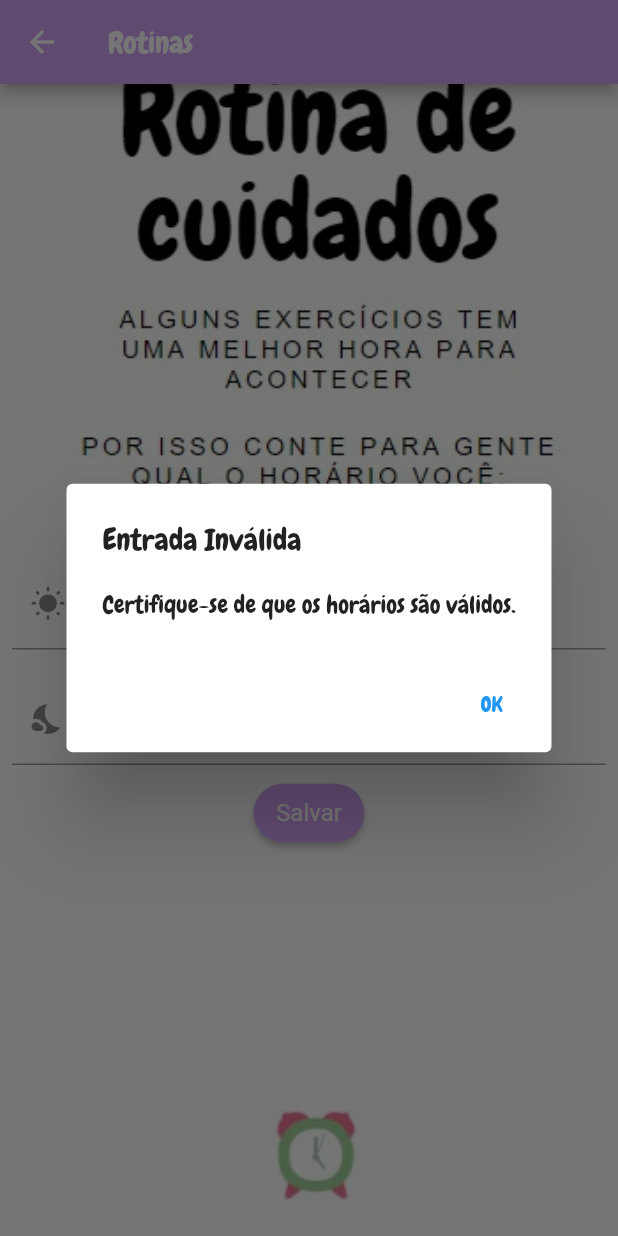
After one commit to uanderson69/Academia-dos-Olhos, a Flutter app: the RotinasPage screen opened by its route, after a tap on "Salvar", on a phone screen of 412 x 824 dp. The commit adds this screen. Run offline on Flutter 3.47's test engine with Material 2 defaults, Android fonts, the phone set to English and light mode, and no system bars; our stand-ins replace firebase_auth, firebase_core, flutter_local_notifications, fluttertoast, font_awesome_flutter, timezone; accounts and stored records are empty; network calls fail; project files that could hold a hidden picture were left out.

Commit message:
Add files via upload

```diff
--- a/lib/pages/cadastro_page.dart
+++ b/lib/pages/cadastro_page.dart
@@ -13,7 +13,7 @@ class CadastroPage extends StatelessWidget {
     return Scaffold(
       appBar: AppBar(
         title: Text("Cadastro"),
-        backgroundColor: Color(0xFFEDBEA4),
+        backgroundColor: Color(0xFFFF4081),
       ),
       body: CadastroForm(),
     );
@@ -228,7 +228,7 @@ class _CadastroFormState extends State<CadastroForm> {
                 ElevatedButton(
                   onPressed: _submitForm,
                   style: ElevatedButton.styleFrom(
-                    primary: Color(0xFFEDBEA4),
+                    primary: Color(0xFFFF4081),
                     shape: RoundedRectangleBorder(
                       borderRadius: BorderRadius.circular(10),
                     ),
--- a/lib/pages/exercicio_page.dart
+++ b/lib/pages/exercicio_page.dart
@@ -1,3 +1,4 @@
+import 'package:bic_ofic/pages/tela_inicial2.dart';
 import 'package:flutter/material.dart';
 import 'package:font_awesome_flutter/font_awesome_flutter.dart';
 
@@ -37,8 +38,7 @@ class _ExercicioPageState extends State<ExercicioPage> {
       setState(() {
         _backgroundImageIndex = 0; // Reinicie para a primeira imagem
       });
-      Navigator.of(context).pushReplacementNamed(
-          '/tela-inicial2'); // Redirecione para a página inicial 2
+      Navigator.of(context).pushReplacementNamed(TelaInicial2.routeName);
     }
   }
 
@@ -53,7 +53,7 @@ class _ExercicioPageState extends State<ExercicioPage> {
     return Scaffold(
       appBar: AppBar(
         title: Text("Exercício"),
-        backgroundColor: Color(0xFFEDBEA4),
+        backgroundColor: Color(0xFFA4C2F4),
         leading: IconButton(
           icon: Icon(FontAwesomeIcons.arrowLeft),
           onPressed: () {
--- a/lib/pages/exercicios_relaxamento.dart
+++ b/lib/pages/exercicios_relaxamento.dart
@@ -1,3 +1,4 @@
+import 'package:bic_ofic/pages/tela_inicial2.dart';
 import 'package:flutter/material.dart';
 import 'package:font_awesome_flutter/font_awesome_flutter.dart';
 
@@ -40,7 +41,7 @@ class _ExerciciosRelaxamentoPageState extends State<ExerciciosRelaxamentoPage> {
         _backgroundImageIndex = 0; // Reinicie para a primeira imagem
       });
       Navigator.of(context).pushReplacementNamed(
-          '/tela-inicial2'); // Redirecione para a página inicial 2
+          TelaInicial2.routeName); // Redirecione para a página inicial 2
     }
   }
 
@@ -55,7 +56,7 @@ class _ExerciciosRelaxamentoPageState extends State<ExerciciosRelaxamentoPage> {
     return Scaffold(
       appBar: AppBar(
         title: Text("Relaxamento"),
-        backgroundColor: Color(0xFFEDBEA4),
+        backgroundColor: Color(0xFFA2E4D6),
         leading: IconButton(
           icon: Icon(FontAwesomeIcons.arrowLeft),
           onPressed: () {
--- a/lib/pages/login_page.dart
+++ b/lib/pages/login_page.dart
@@ -10,7 +10,7 @@ class LoginPage extends StatelessWidget {
   @override
   Widget build(BuildContext context) {
     return Scaffold(
-      appBar: AppBar(title: Text("Login"), backgroundColor: Color(0xFFEDBEA4)),
+      appBar: AppBar(title: Text("Login"), backgroundColor: Color(0xFF00BCD4)),
       body: LoginForm(),
     );
   }
@@ -131,7 +131,7 @@ class _LoginFormState extends State<LoginForm> {
                 ElevatedButton(
                   onPressed: _submitForm,
                   style: ElevatedButton.styleFrom(
-                    primary: Color(0xFFEDBEA4),
+                    primary: Color(0xFF00BCD4),
                     shape: RoundedRectangleBorder(
                       borderRadius: BorderRadius.circular(10),
                     ),
--- /dev/null
+++ b/lib/pages/rotinas.dart
@@ -0,0 +1,195 @@
+import 'package:bic_ofic/pages/tela_inicial2.dart';
+import 'package:flutter/material.dart';
+import 'package:flutter_local_notifications/flutter_local_notifications.dart';
+import 'package:fluttertoast/fluttertoast.dart';
+import 'package:timezone/timezone.dart';
+import 'package:timezone/data/latest.dart' as tzdata;
+import 'package:http/http.dart' as http;
+
+class RotinasPage extends StatefulWidget {
+  static const String routeName = '/rotinas';
+
+  @override
+  _RotinasPageState createState() => _RotinasPageState();
+}
+
+class _RotinasPageState extends State<RotinasPage> {
+  FlutterLocalNotificationsPlugin flutterLocalNotificationsPlugin =
+      FlutterLocalNotificationsPlugin();
+
+  final _hourDayController = TextEditingController();
+  final _hourNightController = TextEditingController();
+
+  @override
+  void initState() {
+    super.initState();
+    tzdata.initializeTimeZones();
+
+    final settingsAndroid = AndroidInitializationSettings('app_icon');
+    final initializationSettings =
+        InitializationSettings(android: settingsAndroid);
+    flutterLocalNotificationsPlugin.initialize(initializationSettings);
+  }
+
+  TZDateTime _scheduleNotificationTime(int hour, int minute) {
+    final now = TZDateTime.now(local);
+    final scheduledTime =
+        TZDateTime(local, now.year, now.month, now.day, hour, minute);
+    if (scheduledTime.isBefore(now)) {
+      scheduledTime.add(Duration(days: 1));
+    }
+    return scheduledTime;
+  }
+
+  Future<void> _scheduleNotification(
+      int hour, int minute, String message) async {
+    final scheduledTime = _scheduleNotificationTime(hour, minute);
+
+    final androidPlatformChannelSpecifics = AndroidNotificationDetails(
+      'daily_notification',
+      'Scheduled Notification',
+      importance: Importance.high,
+      channelShowBadge: false,
+    );
+
+    final notificationDetails = NotificationDetails(
+      android: androidPlatformChannelSpecifics,
+    );
+
+    await flutterLocalNotificationsPlugin.zonedSchedule(
+      0,
+      'Atividade',
+      message,
+      scheduledTime,
+      notificationDetails,
+      uiLocalNotificationDateInterpretation:
+          UILocalNotificationDateInterpretation.absoluteTime,
+      androidAllowWhileIdle: true,
+    );
+  }
+
+  Future<void> _saveHorarios(String hourDay, String hourNight) async {
+    final response = await http.post(
+      Uri.parse('http://localhost/api/rotinas.php'),
+      body: {
+        'hourDay': hourDay,
+        'hourNight': hourNight,
+      },
+    );
+
+    if (response.statusCode == 200) {
+      Fluttertoast.showToast(
+        msg: "Horários salvos com sucesso",
+        toastLength: Toast.LENGTH_SHORT,
+        gravity: ToastGravity.BOTTOM,
+        backgroundColor: Colors.green,
+        textColor: Colors.white,
+      );
+      Navigator.pushNamed(context, TelaInicial2.routeName);
+    } else {
+      showDialog(
+        context: context,
+        builder: (context) {
+          return AlertDialog(
+            title: Text('Erro'),
+            content: Text('Erro ao salvar os horários. Tente novamente.'),
+            actions: [
+              TextButton(
+                onPressed: () {
+                  Navigator.pop(context);
+                },
+                child: Text('OK'),
+              ),
+            ],
+          );
+        },
+      );
+    }
+  }
+
+  @override
+  Widget build(BuildContext context) {
+    return Scaffold(
+      appBar: AppBar(
+        title: Text("Rotinas"),
+        backgroundColor: Color(0xFFD1A4F4),
+      ),
+      body: Container(
+        decoration: BoxDecoration(
+          image: DecorationImage(
+            image: AssetImage('assets/images/telinha.jpg'),
+            fit: BoxFit.cover,
+          ),
+        ),
+        child: Center(
+          child: Padding(
+            padding: const EdgeInsets.only(top: 50.0),
+            child: Column(
+              mainAxisAlignment: MainAxisAlignment.center,
+              children: [
+                Padding(
+                  padding: const EdgeInsets.all(8.0),
+                  child: TextField(
+                    controller: _hourDayController,
+                    decoration: InputDecoration(
+                      labelText: 'Dia',
+                      prefixIcon: Icon(Icons.wb_sunny),
+                    ),
+                  ),
+                ),
+                Padding(
+                  padding: const EdgeInsets.all(8.0),
+                  child: TextField(
+                    controller: _hourNightController,
+                    decoration: InputDecoration(
+                      labelText: 'Noite',
+                      prefixIcon: Icon(Icons.nights_stay),
+                    ),
+                  ),
+                ),
+                ElevatedButton(
+                  onPressed: () {
+                    final hourDay = _hourDayController.text;
+                    final hourNight = _hourNightController.text;
+
+                    if (hourDay.isNotEmpty && hourNight.isNotEmpty) {
+                      _saveHorarios(hourDay, hourNight);
+                    } else {
+                      showDialog(
+                        context: context,
+                        builder: (context) {
+                          return AlertDialog(
+                            title: Text('Entrada Inválida'),
+                            content: Text(
+                                'Certifique-se de que os horários são válidos.'),
+                            actions: [
+                              TextButton(
+                                onPressed: () {
+                                  Navigator.pop(context);
+                                },
+                                child: Text('OK'),
+                              ),
+                            ],
+                          );
+                        },
+                      );
+                    }
+                  },
+                  style: ElevatedButton.styleFrom(
+                    primary: Color(0xFFD1A4F4),
+                    shape: RoundedRectangleBorder(
+                      borderRadius: BorderRadius.circular(20),
+                    ),
+                    padding: EdgeInsets.symmetric(horizontal: 15, vertical: 10),
+                    textStyle: TextStyle(fontSize: 16),
+                  ),
+                  child: Text('Salvar'),
+                ),
+              ],
+            ),
+          ),
+        ),
+      ),
+    );
+  }
+}
--- a/lib/utils/rotas.dart
+++ b/lib/utils/rotas.dart
@@ -1,3 +1,5 @@
+import 'package:bic_ofic/pages/editar_perfil.dart';
+
 class Rotas {
   static const home = '/';
   static const telaInicial2 = '/tela-inicial2';
@@ -6,5 +8,6 @@ class Rotas {
   static const exercicio = '/exercicio';
   static const olhoDominante = '/olho-dominante';
   static const exerciciosRelaxamento = '/exercicios-relaxamento';
-  static const editar = '/editar';
+  static const rotinas = '/rotinas';
+  static const EditarPerfil = '/editar_perfil';
 }
```
Also changed, not shown: lib/main.dart (+6 -2 lines), lib/pages/editar_perfil.dart (added, +154 -0 lines), lib/pages/tela_inicial2.dart (+43 -8 lines), pubspec.yaml (+6 -2 lines), assets/images/tela inicial2.png, assets/images/telinha.jpg (added), lib/firebase_options.dart (added), 2 other files.
